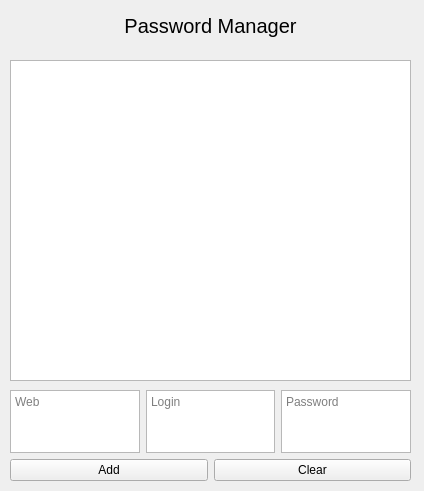
Old version of the form Designs/PasswordManagerWidget_design.ui in the repository MichurinDev/CryptoPass.
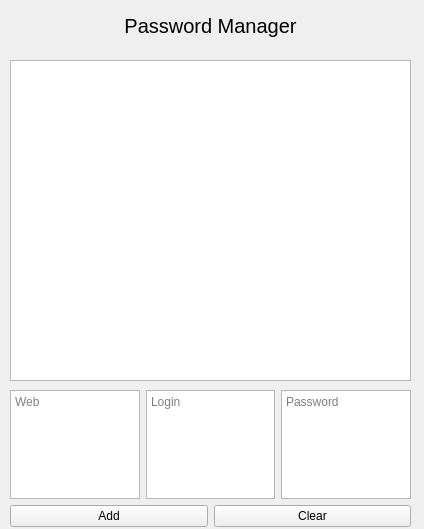
New version of the form.

Commit message: Changes to be committed: 	modified:   .gitignore 	modified:   Designs/PasswordManagerWidget_design.ui 	modified:   Designs/ui_PasswordManagerWidget_design.py 	new file:   favicon.ico 	modified:   main.py

Patch:
```diff
--- a/Designs/PasswordManagerWidget_design.ui
+++ b/Designs/PasswordManagerWidget_design.ui
@@ -7,7 +7,7 @@
     <x>0</x>
     <y>0</y>
     <width>424</width>
-    <height>491</height>
+    <height>529</height>
    </rect>
   </property>
   <property name="windowTitle">
@@ -51,7 +51,7 @@
       <x>10</x>
       <y>390</y>
       <width>401</width>
-      <height>91</height>
+      <height>137</height>
      </rect>
     </property>
     <layout class="QVBoxLayout" name="verticalLayout">
```
Left out of the diff: 3 changed lines with no effect on the pictures. The commit also changes 4 other files.
